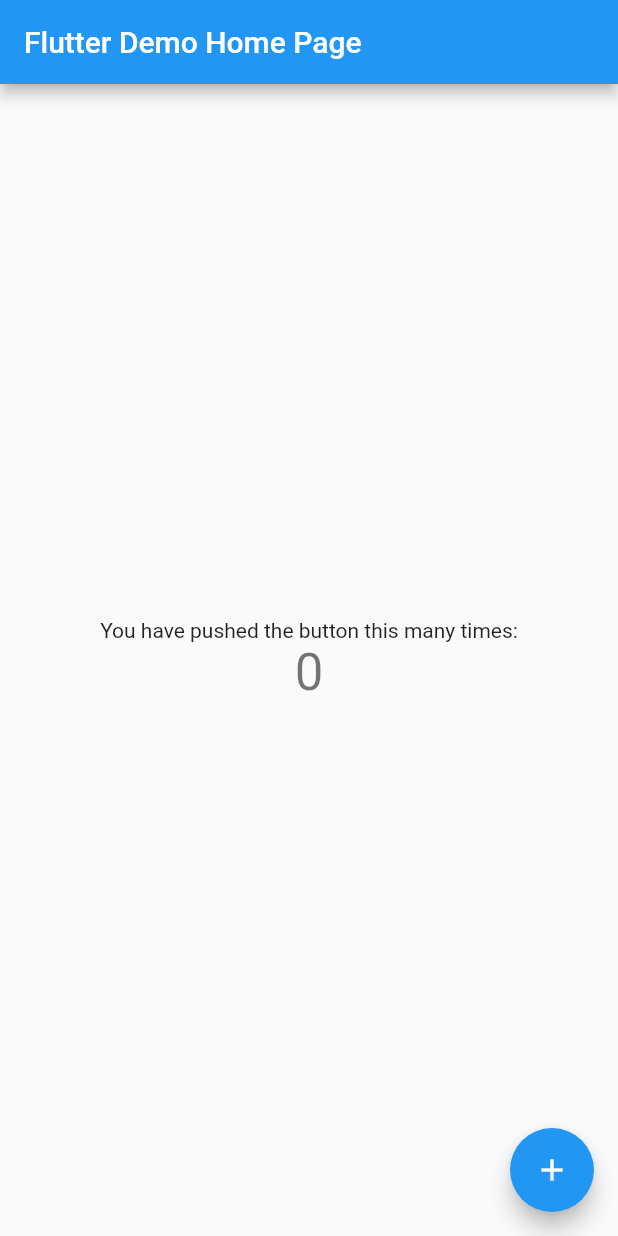
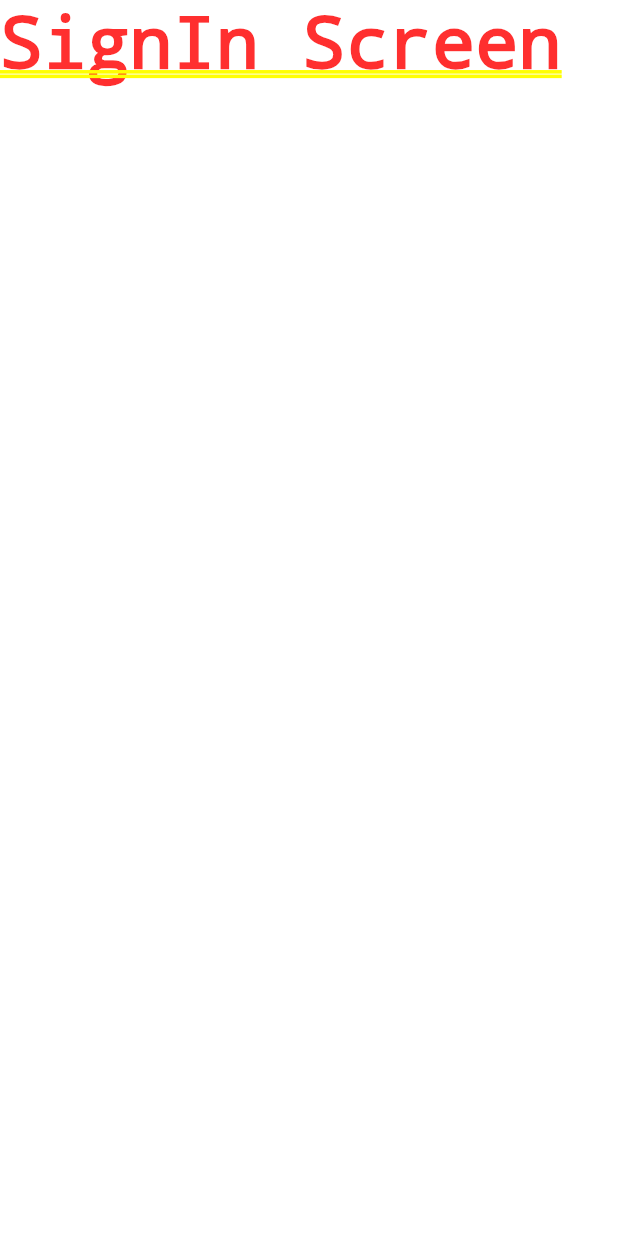
Before and after one commit to ebubechi/corvid19, a Flutter app: the screen it shows after launch, on a phone screen of 412 x 824 dp. Run offline on Flutter 3.47's test engine with Material 2 defaults, Android fonts, the phone set to English and light mode, and no system bars; our stand-ins replace firebase_auth, google_sign_in; accounts and stored records are empty.

```diff
--- /dev/null
+++ b/lib/authUI/signin.dart
@@ -0,0 +1,10 @@
+import 'package:flutter/material.dart';
+
+class SignUp extends StatelessWidget {
+  @override
+  Widget build(BuildContext context) {
+    return Container(
+      child: Text('SignIn Screen'),
+    );
+  }
+}
--- /dev/null
+++ b/lib/authUI/signup.dart
@@ -0,0 +1,11 @@
+import 'package:flutter/material.dart';
+
+
+class SignUp extends StatelessWidget {
+  @override
+  Widget build(BuildContext context) {
+    return Container(
+      child: Text('SignUp Screen'),
+    );
+  }
+}
--- a/lib/main.dart
+++ b/lib/main.dart
@@ -1,3 +1,4 @@
+import 'package:corvid/authUI/signin.dart';
 import 'package:flutter/material.dart';
 
 void main() => runApp(MyApp());
@@ -7,105 +8,9 @@ class MyApp extends StatelessWidget {
   @override
   Widget build(BuildContext context) {
     return MaterialApp(
+      debugShowCheckedModeBanner: false,
       title: 'Flutter Demo',
-      theme: ThemeData(
-        // This is the theme of your application.
-        //
-        // Try running your application with "flutter run". You'll see the
-        // application has a blue toolbar. Then, without quitting the app, try
-        // changing the primarySwatch below to Colors.green and then invoke
-        // "hot reload" (press "r" in the console where you ran "flutter run",
-        // or simply save your changes to "hot reload" in a Flutter IDE).
-        // Notice that the counter didn't reset back to zero; the application
-        // is not restarted.
-        primarySwatch: Colors.blue,
-      ),
-      home: MyHomePage(title: 'Flutter Demo Home Page'),
+      home: SignUp(),
     );
   }
 }
-
-class MyHomePage extends StatefulWidget {
-  MyHomePage({Key key, this.title}) : super(key: key);
-
-  // This widget is the home page of your application. It is stateful, meaning
-  // that it has a State object (defined below) that contains fields that affect
-  // how it looks.
-
-  // This class is the configuration for the state. It holds the values (in this
-  // case the title) provided by the parent (in this case the App widget) and
-  // used by the build method of the State. Fields in a Widget subclass are
-  // always marked "final".
-
-  final String title;
-
-  @override
-  _MyHomePageState createState() => _MyHomePageState();
-}
-
-class _MyHomePageState extends State<MyHomePage> {
-  int _counter = 0;
-
-  void _incrementCounter() {
-    setState(() {
-      // This call to setState tells the Flutter framework that something has
-      // changed in this State, which causes it to rerun the build method below
-      // so that the display can reflect the updated values. If we changed
-      // _counter without calling setState(), then the build method would not be
-      // called again, and so nothing would appear to happen.
-      _counter++;
-    });
-  }
-
-  @override
-  Widget build(BuildContext context) {
-    // This method is rerun every time setState is called, for instance as done
-    // by the _incrementCounter method above.
-    //
-    // The Flutter framework has been optimized to make rerunning build methods
-    // fast, so that you can just rebuild anything that needs updating rather
-    // than having to individually change instances of widgets.
-    return Scaffold(
-      appBar: AppBar(
-        // Here we take the value from the MyHomePage object that was created by
-        // the App.build method, and use it to set our appbar title.
-        title: Text(widget.title),
-      ),
-      body: Center(
-        // Center is a layout widget. It takes a single child and positions it
-        // in the middle of the parent.
-        child: Column(
-          // Column is also a layout widget. It takes a list of children and
-          // arranges them vertically. By default, it sizes itself to fit its
-          // children horizontally, and tries to be as tall as its parent.
-          //
-          // Invoke "debug painting" (press "p" in the console, choose the
-          // "Toggle Debug Paint" action from the Flutter Inspector in Android
-          // Studio, or the "Toggle Debug Paint" command in Visual Studio Code)
-          // to see the wireframe for each widget.
-          //
-          // Column has various properties to control how it sizes itself and
-          // how it positions its children. Here we use mainAxisAlignment to
-          // center the children vertically; the main axis here is the vertical
-          // axis because Columns are vertical (the cross axis would be
-          // horizontal).
-          mainAxisAlignment: MainAxisAlignment.center,
-          children: <Widget>[
-            Text(
-              'You have pushed the button this many times:',
-            ),
-            Text(
-              '$_counter',
-              style: Theme.of(context).textTheme.display1,
-            ),
-          ],
-        ),
-      ),
-      floatingActionButton: FloatingActionButton(
-        onPressed: _incrementCounter,
-        tooltip: 'Increment',
-        child: Icon(Icons.add),
-      ), // This trailing comma makes auto-formatting nicer for build methods.
-    );
-  }
-}
--- /dev/null
+++ b/lib/shared/buttonDecor.dart
@@ -0,0 +1 @@
+// shared Buttons for all Auths
--- /dev/null
+++ b/lib/shared/inputDecor.dart
@@ -0,0 +1 @@
+// SignUp and SignIn screen shared UI Formfields
```
Also changed, not shown: lib/auth/auths.dart (added, +71 -0 lines), pubspec.yaml (+8 -0 lines), pubspec.lock, 3 other files.
